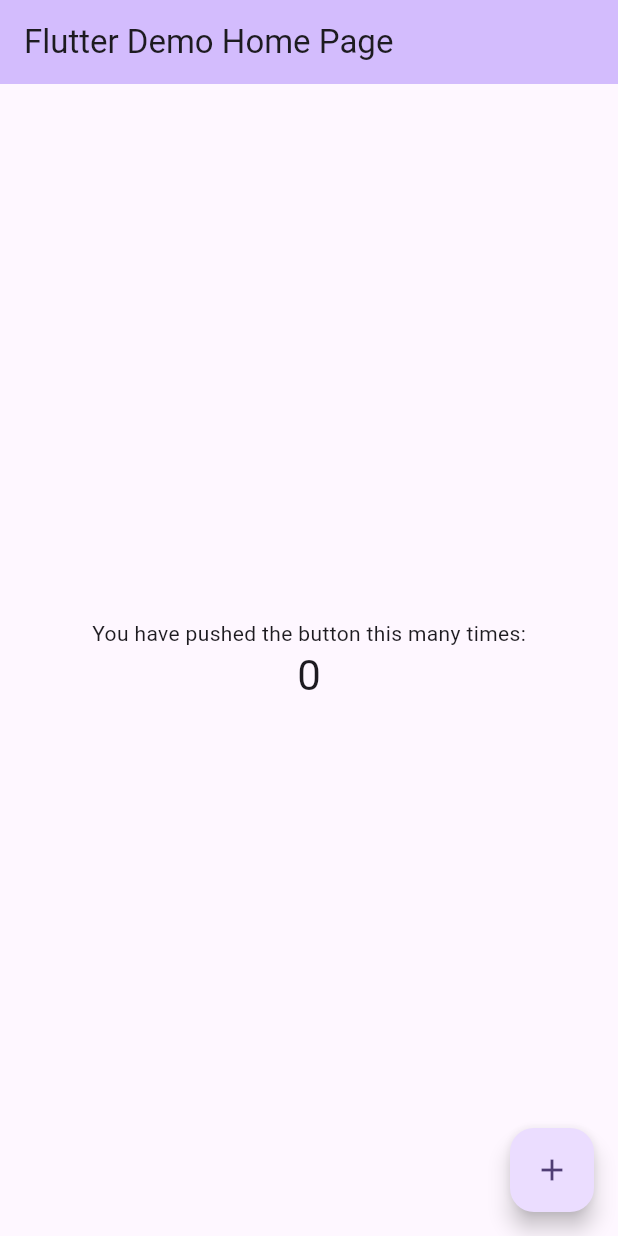
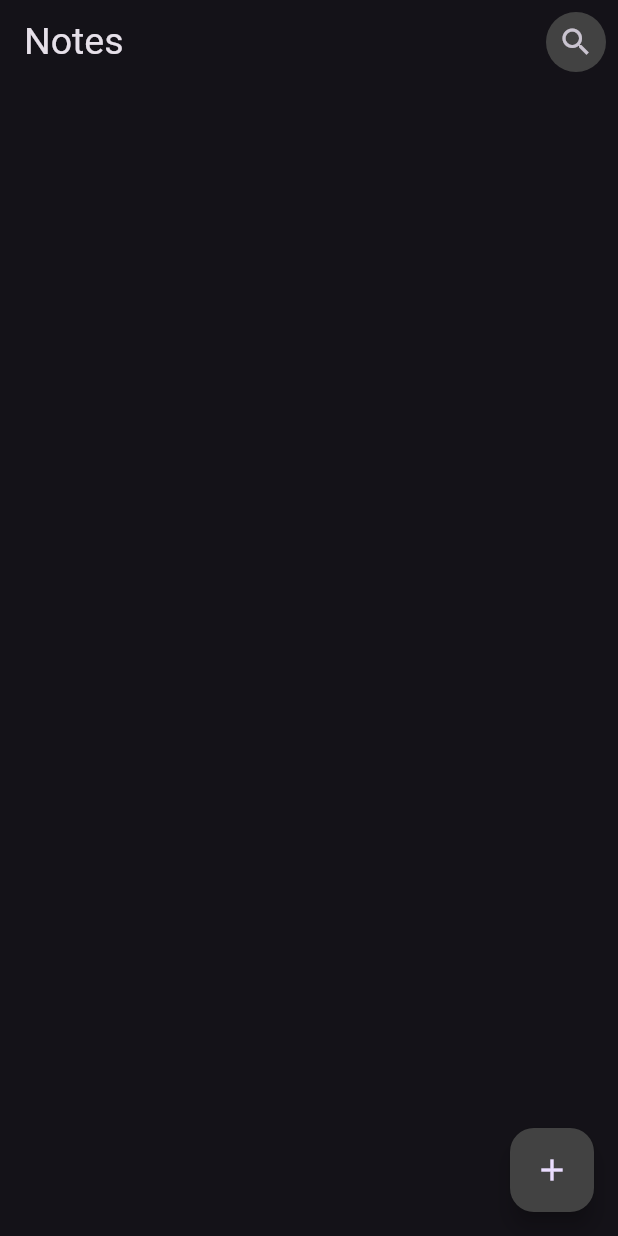
Before and after one commit to Kerolos-Morcos/Notes-App, a Flutter app: the screen it shows after launch, on a phone screen of 412 x 824 dp. Run offline on Flutter 3.47's test engine with Material 3 defaults, Android fonts, the phone set to English and light mode, and no system bars.

Commit message:
Initializing Notes View

```diff
--- a/lib/main.dart
+++ b/lib/main.dart
@@ -1,125 +1,21 @@
 import 'package:flutter/material.dart';
+import 'package:notes_app/views/notes_view.dart';
 
 void main() {
-  runApp(const MyApp());
+  runApp(const NotesApp());
 }
 
-class MyApp extends StatelessWidget {
-  const MyApp({super.key});
+class NotesApp extends StatelessWidget {
+  const NotesApp({super.key});
 
-  // This widget is the root of your application.
   @override
   Widget build(BuildContext context) {
     return MaterialApp(
-      title: 'Flutter Demo',
+      debugShowCheckedModeBanner: false,
       theme: ThemeData(
-        // This is the theme of your application.
-        //
-        // TRY THIS: Try running your application with "flutter run". You'll see
-        // the application has a purple toolbar. Then, without quitting the app,
-        // try changing the seedColor in the colorScheme below to Colors.green
-        // and then invoke "hot reload" (save your changes or press the "hot
-        // reload" button in a Flutter-supported IDE, or press "r" if you used
-        // the command line to start the app).
-        //
-        // Notice that the counter didn't reset back to zero; the application
-        // state is not lost during the reload. To reset the state, use hot
-        // restart instead.
-        //
-        // This works for code too, not just values: Most code changes can be
-        // tested with just a hot reload.
-        colorScheme: ColorScheme.fromSeed(seedColor: Colors.deepPurple),
-        useMaterial3: true,
+        brightness: Brightness.dark,
       ),
-      home: const MyHomePage(title: 'Flutter Demo Home Page'),
+      home: const NotesView(),
     );
   }
 }
-
-class MyHomePage extends StatefulWidget {
-  const MyHomePage({super.key, required this.title});
-
-  // This widget is the home page of your application. It is stateful, meaning
-  // that it has a State object (defined below) that contains fields that affect
-  // how it looks.
-
-  // This class is the configuration for the state. It holds the values (in this
-  // case the title) provided by the parent (in this case the App widget) and
-  // used by the build method of the State. Fields in a Widget subclass are
-  // always marked "final".
-
-  final String title;
-
-  @override
-  State<MyHomePage> createState() => _MyHomePageState();
-}
-
-class _MyHomePageState extends State<MyHomePage> {
-  int _counter = 0;
-
-  void _incrementCounter() {
-    setState(() {
-      // This call to setState tells the Flutter framework that something has
-      // changed in this State, which causes it to rerun the build method below
-      // so that the display can reflect the updated values. If we changed
-      // _counter without calling setState(), then the build method would not be
-      // called again, and so nothing would appear to happen.
-      _counter++;
-    });
-  }
-
-  @override
-  Widget build(BuildContext context) {
-    // This method is rerun every time setState is called, for instance as done
-    // by the _incrementCounter method above.
-    //
-    // The Flutter framework has been optimized to make rerunning build methods
-    // fast, so that you can just rebuild anything that needs updating rather
-    // than having to individually change instances of widgets.
-    return Scaffold(
-      appBar: AppBar(
-        // TRY THIS: Try changing the color here to a specific color (to
-        // Colors.amber, perhaps?) and trigger a hot reload to see the AppBar
-        // change color while the other colors stay the same.
-        backgroundColor: Theme.of(context).colorScheme.inversePrimary,
-        // Here we take the value from the MyHomePage object that was created by
-        // the App.build method, and use it to set our appbar title.
-        title: Text(widget.title),
-      ),
-      body: Center(
-        // Center is a layout widget. It takes a single child and positions it
-        // in the middle of the parent.
-        child: Column(
-          // Column is also a layout widget. It takes a list of children and
-          // arranges them vertically. By default, it sizes itself to fit its
-          // children horizontally, and tries to be as tall as its parent.
-          //
-          // Column has various properties to control how it sizes itself and
-          // how it positions its children. Here we use mainAxisAlignment to
-          // center the children vertically; the main axis here is the vertical
-          // axis because Columns are vertical (the cross axis would be
-          // horizontal).
-          //
-          // TRY THIS: Invoke "debug painting" (choose the "Toggle Debug Paint"
-          // action in the IDE, or press "p" in the console), to see the
-          // wireframe for each widget.
-          mainAxisAlignment: MainAxisAlignment.center,
-          children: <Widget>[
-            const Text(
-              'You have pushed the button this many times:',
-            ),
-            Text(
-              '$_counter',
-              style: Theme.of(context).textTheme.headlineMedium,
-            ),
-          ],
-        ),
-      ),
-      floatingActionButton: FloatingActionButton(
-        onPressed: _incrementCounter,
-        tooltip: 'Increment',
-        child: const Icon(Icons.add),
-      ), // This trailing comma makes auto-formatting nicer for build methods.
-    );
-  }
-}
--- /dev/null
+++ b/lib/views/notes_view.dart
@@ -0,0 +1,46 @@
+import 'package:flutter/material.dart';
+
+class NotesView extends StatefulWidget {
+  const NotesView({super.key});
+
+  @override
+  State<NotesView> createState() => _NotesViewState();
+}
+
+class _NotesViewState extends State<NotesView> {
+  @override
+  Widget build(BuildContext context) {
+    return Scaffold(
+      appBar: AppBar(
+        title: const Text(
+          'Notes',
+          style: TextStyle(fontSize: 25),
+        ),
+        actions: [
+          IconButton(
+            tooltip: 'Search A Note',
+            onPressed: () {},
+            icon: Container(
+              padding: const EdgeInsets.all(8),
+              decoration: BoxDecoration(
+                  color: Colors.grey.shade800,
+                  borderRadius: const BorderRadius.all(Radius.circular(50))),
+              child: const Icon(
+                Icons.search,
+              ),
+            ),
+          ),
+        ],
+      ),
+      body: Container(),
+      floatingActionButton: FloatingActionButton(
+        onPressed: () {},
+        tooltip: 'Add A Note',
+        backgroundColor: Colors.grey.shade800,
+        child: const Icon(
+          Icons.add,
+        ),
+      ),
+    );
+  }
+}
```
Also changed, not shown: 1 other file.
